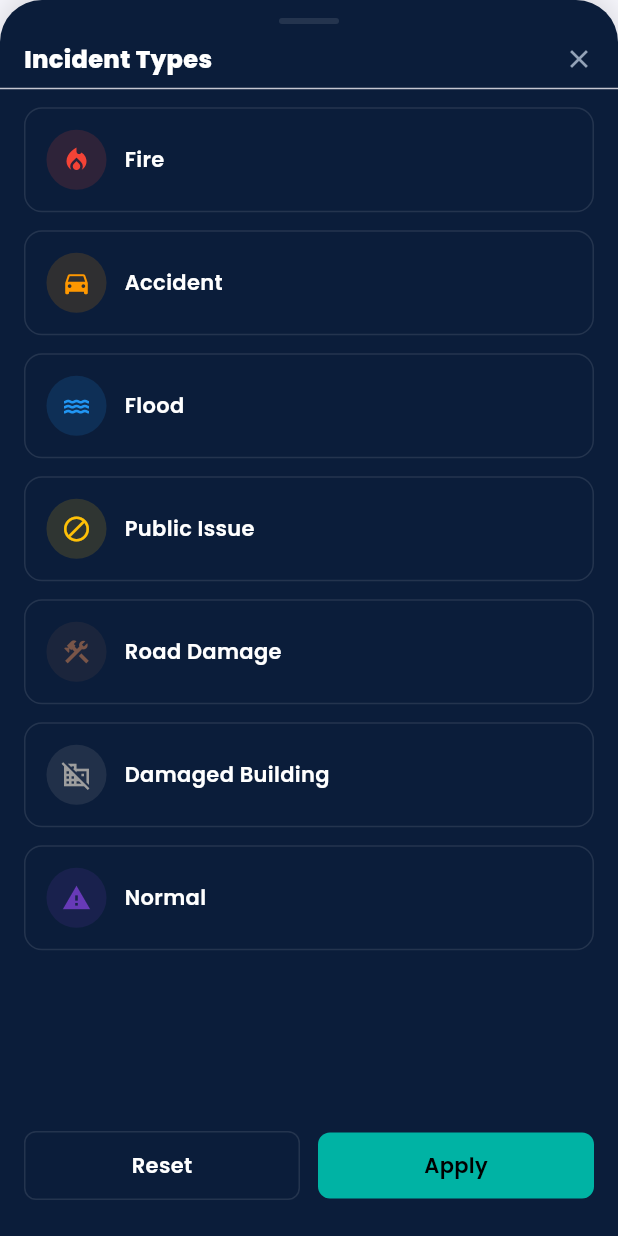
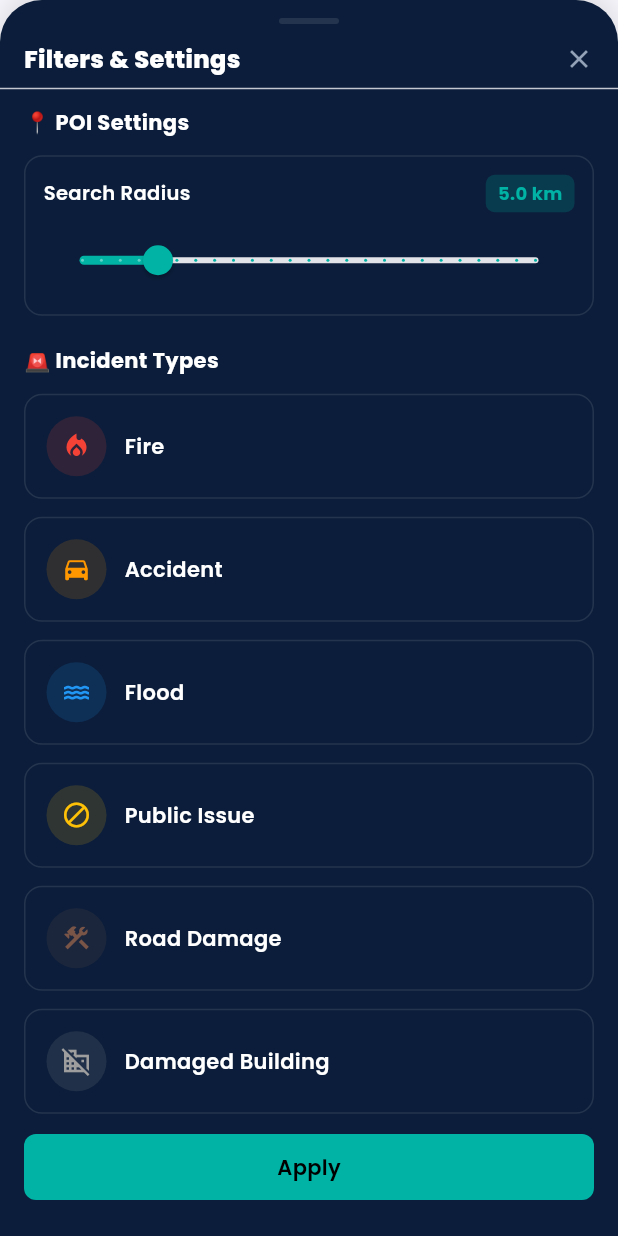
Before and after one commit to omrmhd5/AmanCity, a Flutter app: the FilterOptionsSheet widget shown alone on an empty page, opened directly, on a phone screen of 412 x 824 dp. Run offline on Flutter 3.47's test engine with Material 3 defaults, Android fonts, the phone set to English and light mode, and no system bars; our stand-ins replace geolocator, google_fonts, google_maps_flutter, image_picker; network calls fail.

Commit message:
Add radius parameter to nearby places API; enhance filter options for POIs

```diff
--- a/frontend/lib/screens/map_screen.dart
+++ b/frontend/lib/screens/map_screen.dart
@@ -6,7 +6,7 @@ import 'package:geolocator/geolocator.dart';
 import '../utils/app_colors.dart';
 import '../utils/app_theme.dart';
 import '../widgets/map/map_filter_section.dart';
-
+import '../widgets/map/filter_options_sheet.dart';
 import '../widgets/map/poi_detail_sheet.dart';
 import '../widgets/map/map_loading_indicator.dart';
 import '../widgets/map/nearby_alerts_sheet.dart';
@@ -44,6 +44,9 @@ class _MapScreenState extends State<MapScreen> with WidgetsBindingObserver {
   bool _isLoadingPOIs = false;
   DateTime? _poisCachedTime;
   static const int _poiCacheDurationMinutes = 5;
+
+  // POI settings
+  double _radiusKm = 5.0;
 
   // Cairo initial position
   static const LatLng _cairoCenter = LatLng(30.0444, 31.2357);
@@ -154,12 +157,13 @@ class _MapScreenState extends State<MapScreen> with WidgetsBindingObserver {
 
     try {
       print(
-        '📍 Loading POIs around lat=${initialLocation.latitude}, lng=${initialLocation.longitude}',
+        '📍 Loading POIs around lat=${initialLocation.latitude}, lng=${initialLocation.longitude}, radius=${_radiusKm}km',
       );
 
       final pois = await PlacesApiService.getNearbyPlaces(
         initialLocation,
         type: _poiFilter,
+        radiusKm: _radiusKm,
       );
 
       setState(() {
@@ -470,10 +474,12 @@ class _MapScreenState extends State<MapScreen> with WidgetsBindingObserver {
             child: Column(
               children: [
                 MapFilterSection(
+                  currentRadius: _radiusKm,
                   onFilterChanged: (filter) {
                     setState(() => selectedFilter = filter);
                     _applyFilter(filter);
                   },
+                  onSettingsChanged: _handleSettingsChanged,
                 ),
               ],
             ),
@@ -622,6 +628,16 @@ class _MapScreenState extends State<MapScreen> with WidgetsBindingObserver {
     }
   }
 
+  /// Handle settings changes from filter sheet
+  void _handleSettingsChanged(FilterSettings settings) {
+    setState(() {
+      _radiusKm = settings.radiusKm;
+    });
+    // Invalidate cache and reload with new settings
+    _poisCachedTime = null;
+    _loadPOIs();
+  }
+
   Widget _buildNearbyAlertsSection() {
     return NearbyAlertsSheet(
       alerts: nearbyAlerts,
--- a/frontend/lib/services/backend_api/places_api_service.dart
+++ b/frontend/lib/services/backend_api/places_api_service.dart
@@ -12,18 +12,23 @@ class PlacesApiService {
 
   /// Fetch nearby places around a location
   /// type: 'hospital', 'police', 'fire', or 'all'
+  /// radiusKm: search radius in kilometers (default 5 km)
   /// returns: List<EmergencyPOI>
   static Future<List<EmergencyPOI>> getNearbyPlaces(
     LatLng location, {
     String type = 'all',
+    double radiusKm = 5.0,
   }) async {
     try {
+      // Convert radius to meters
+      final radiusMeters = (radiusKm * 1000).toInt();
+
       print(
-        '📍 Fetching nearby places: lat=${location.latitude}, lng=${location.longitude}, type=$type',
+        '📍 Fetching nearby places: lat=${location.latitude}, lng=${location.longitude}, type=$type, radius=${radiusKm}km',
       );
 
       final url = Uri.parse(
-        '$_baseUrl/nearby?lat=${location.latitude}&lng=${location.longitude}&type=$type',
+        '$_baseUrl/nearby?lat=${location.latitude}&lng=${location.longitude}&type=$type&radius=$radiusMeters',
       );
 
       final response = await http
--- a/frontend/lib/widgets/map/filter_options_sheet.dart
+++ b/frontend/lib/widgets/map/filter_options_sheet.dart
@@ -4,8 +4,18 @@ import '../../utils/app_colors.dart';
 import '../../utils/incident_types_config.dart';
 import '../shared/custom_text.dart';
 
+class FilterSettings {
+  final double radiusKm;
+  final Set<String> selectedIncidentTypes;
+
+  FilterSettings({required this.radiusKm, required this.selectedIncidentTypes});
+}
+
 class FilterOptionsSheet extends StatefulWidget {
-  const FilterOptionsSheet({Key? key}) : super(key: key);
+  final double initialRadius;
+
+  const FilterOptionsSheet({Key? key, this.initialRadius = 5.0})
+    : super(key: key);
 
   @override
   State<FilterOptionsSheet> createState() => _FilterOptionsSheetState();
@@ -13,6 +23,15 @@ class FilterOptionsSheet extends StatefulWidget {
 
 class _FilterOptionsSheetState extends State<FilterOptionsSheet> {
   Set<String> selectedIncidentTypes = {};
+
+  // POI Settings
+  late double radiusKm;
+
+  @override
+  void initState() {
+    super.initState();
+    radiusKm = widget.initialRadius;
+  }
 
   @override
   Widget build(BuildContext context) {
@@ -49,7 +68,7 @@ class _FilterOptionsSheetState extends State<FilterOptionsSheet> {
                   mainAxisAlignment: MainAxisAlignment.spaceBetween,
                   children: [
                     CustomText(
-                      text: 'Incident Types',
+                      text: 'Filters & Settings',
                       size: 16,
                       weight: FontWeight.w800,
                       color: AppTheme.getPrimaryTextColor(),
@@ -68,15 +87,92 @@ class _FilterOptionsSheetState extends State<FilterOptionsSheet> {
             ),
           ),
           const Divider(height: 0.5),
-          // Filter options list
+          // Content
           Expanded(
             child: SingleChildScrollView(
               child: Padding(
                 padding: const EdgeInsets.fromLTRB(16, 12, 16, 12),
                 child: Column(
-                  children: List.generate(IncidentTypesConfig.allTypes.length, (
-                    index,
-                  ) {
+                  crossAxisAlignment: CrossAxisAlignment.start,
+                  children: [
+                    // POI Settings Section
+                    CustomText(
+                      text: '📍 POI Settings',
+                      size: 14,
+                      weight: FontWeight.w700,
+                      color: AppTheme.getPrimaryTextColor(),
+                    ),
+                    const SizedBox(height: 12),
+
+                    // Radius Slider
+                    Container(
+                      padding: const EdgeInsets.all(12),
+                      decoration: BoxDecoration(
+                        color: AppTheme.getCardBackgroundColor(),
+                        borderRadius: BorderRadius.circular(12),
+                        border: Border.all(color: AppTheme.getBorderColor()),
+                      ),
+                      child: Column(
+                        crossAxisAlignment: CrossAxisAlignment.start,
+                        children: [
+                          Row(
+                            mainAxisAlignment: MainAxisAlignment.spaceBetween,
+                            children: [
+                              CustomText(
+                                text: 'Search Radius',
+                                size: 13,
+                                weight: FontWeight.w600,
+                                color: AppTheme.getPrimaryTextColor(),
+                              ),
+                              Container(
+                                padding: const EdgeInsets.symmetric(
+                                  horizontal: 8,
+                                  vertical: 4,
+                                ),
+                                decoration: BoxDecoration(
+                                  color: AppColors.secondary.withOpacity(0.2),
+                                  borderRadius: BorderRadius.circular(6),
+                                ),
+                                child: CustomText(
+                                  text: '${radiusKm.toStringAsFixed(1)} km',
+                                  size: 12,
+                                  weight: FontWeight.w700,
+                                  color: AppColors.secondary,
+                                ),
+                              ),
+                            ],
+                          ),
+                          const SizedBox(height: 8),
+                          Slider(
+                            value: radiusKm,
+                            min: 1.0,
+                            max: 25.0,
+                            divisions: 24,
+                            label: '${radiusKm.toStringAsFixed(1)} km',
+                            activeColor: AppColors.secondary,
+                            onChanged: (value) {
+                              setState(() => radiusKm = value);
+                            },
+                          ),
+                        ],
+                      ),
+                    ),
+                    const SizedBox(height: 20),
+
+                    // Incident Types Section
+                    CustomText(
+                      text: '🚨 Incident Types',
+                      size: 14,
+                      weight: FontWeight.w700,
+                      color: AppTheme.getPrimaryTextColor(),
+                    ),
+                    const SizedBox(height: 12),
+
+                    // Filter options list
+                    Column(
+                      children: List.generate(
+                        IncidentTypesConfig.allTypes.length,
+                        (index) {
                           final incident = IncidentTypesConfig.allTypes[index];
                           final isSelected = selectedIncidentTypes.contains(
                             incident.key,
@@ -140,7 +236,10 @@ class _FilterOptionsSheetState extends State<FilterOptionsSheet> {
                               ),
                             ),
                           );
-                  }),
+                        },
+                      ),
+                    ),
+                  ],
                 ),
               ),
             ),
@@ -148,39 +247,19 @@ class _FilterOptionsSheetState extends State<FilterOptionsSheet> {
           // Action buttons
           Padding(
             padding: const EdgeInsets.fromLTRB(16, 12, 16, 24),
-            child: Row(
-              children: [
-                Expanded(
             child: GestureDetector(
               onTap: () {
-                      setState(() => selectedIncidentTypes.clear());
+                // Return settings and close
+                Navigator.pop(
+                  context,
+                  FilterSettings(
+                    radiusKm: radiusKm,
+                    selectedIncidentTypes: selectedIncidentTypes,
+                  ),
+                );
               },
               child: Container(
-                      padding: const EdgeInsets.symmetric(vertical: 12),
-                      decoration: BoxDecoration(
-                        color: AppTheme.getCardBackgroundColor(),
-                        borderRadius: BorderRadius.circular(8),
-                        border: Border.all(
-                          color: AppTheme.getBorderColor(),
-                          width: 1,
-                        ),
-                      ),
-                      child: Center(
-                        child: CustomText(
-                          text: 'Reset',
-                          size: 14,
-                          weight: FontWeight.w600,
-                          color: AppTheme.getPrimaryTextColor(),
-                        ),
-                      ),
-                    ),
-                  ),
-                ),
-                const SizedBox(width: 12),
-                Expanded(
-                  child: GestureDetector(
-                    onTap: () => Navigator.pop(context),
-                    child: Container(
+                width: double.infinity,
                 padding: const EdgeInsets.symmetric(vertical: 12),
                 decoration: BoxDecoration(
                   color: AppColors.secondary,
@@ -199,9 +278,6 @@ class _FilterOptionsSheetState extends State<FilterOptionsSheet> {
           ),
         ],
       ),
-          ),
-        ],
-      ),
     );
   }
 }
```
Also changed, not shown: frontend/lib/widgets/map/map_filter_button.dart (+15 -3 lines), frontend/lib/widgets/map/map_filter_section.dart (+13 -2 lines), 1 other file. Lines whose indentation alone changed are shown as unchanged.
